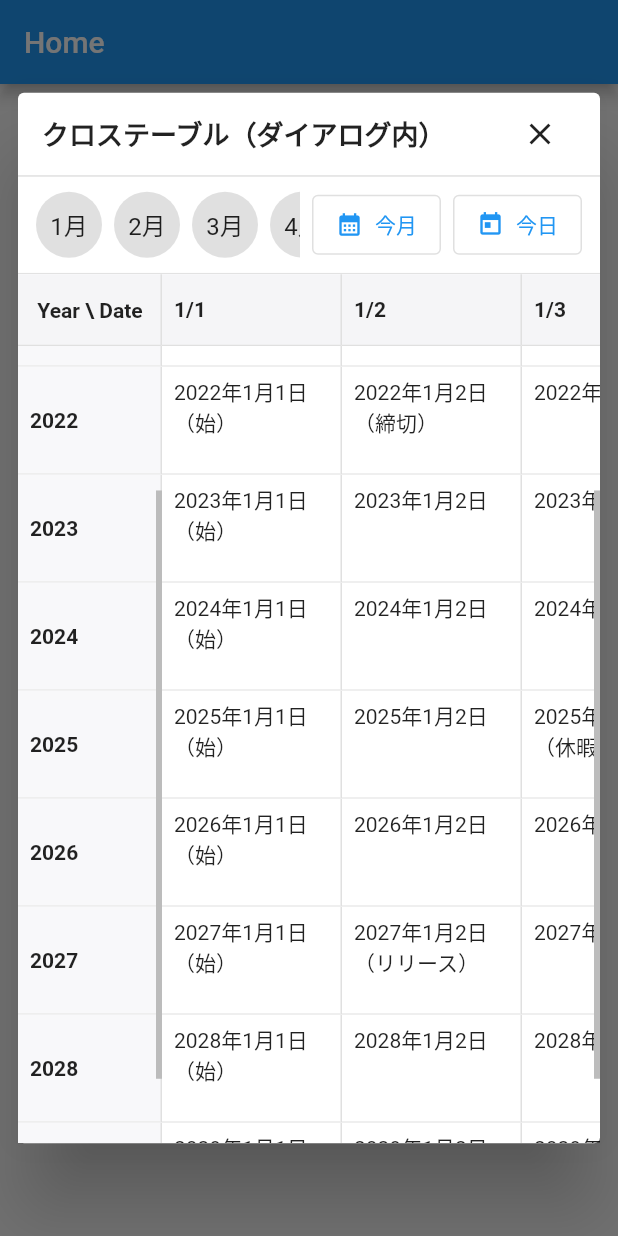
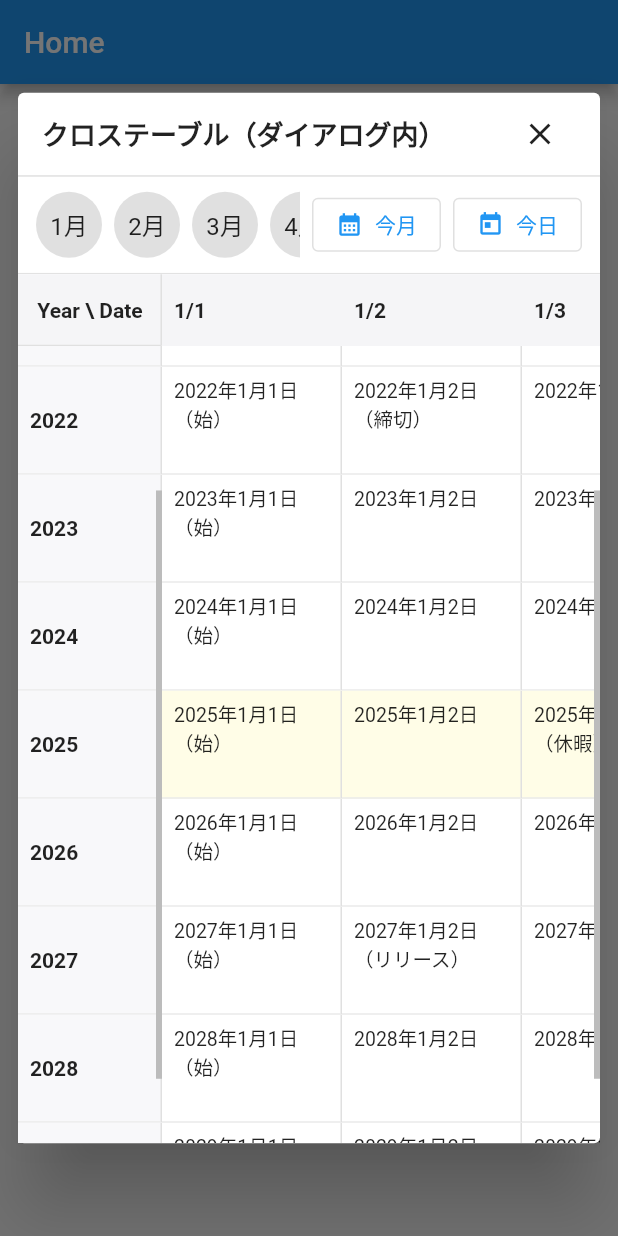
Before and after one commit to toyotarou/test_flutter_cross_table_sample, a Flutter app: the screen it shows after launch, after a tap on "カレンダーを開く（10年分＆ダミー多め）", on a phone screen of 412 x 824 dp. Run offline on Flutter 3.47's test engine with Material 3 defaults, Android fonts, the light colour scheme and no system bars; drawn by our look-alikes of scroll_to_index.

Commit message:
本年を黄色、本日を少し濃い黄色で塗る

```diff
--- a/lib/screens/components/cross_calendar_alert.dart
+++ b/lib/screens/components/cross_calendar_alert.dart
@@ -17,15 +17,11 @@ class CrossCalendarAlert extends StatefulWidget {
        assert(colWidths.length == monthDays.length + 1);
 
   final List<String> years;
-
-  final List<String> monthDays;
-
+  final List<String> monthDays; // "MM-dd"
   final Map<String, Map<String, String>> data;
-
   final double headerHeight;
   final double leftColWidth;
   final List<double> rowHeights;
-
   final List<double> colWidths;
 
   @override
@@ -35,122 +31,69 @@ class CrossCalendarAlert extends StatefulWidget {
 class _CrossCalendarAlertState extends State<CrossCalendarAlert> {
   late final AutoScrollController _hHeaderCtrl;
   late final AutoScrollController _hBodyCtrl;
-
   final ScrollController _vLeftCtrl = ScrollController();
   final ScrollController _vBodyCtrl = ScrollController();
-
   final ScrollController _monthBarCtrl = ScrollController();
   final List<GlobalKey> _monthKeys = List<GlobalKey>.generate(12, (_) => GlobalKey());
-
   late final List<GlobalKey> _yearKeys;
 
   bool _syncingH = false;
   bool _syncingV = false;
-
   int _currentMonth = 1;
 
   late final Map<int, int> _monthStartIndex;
-
   late final Map<String, int> _dayIndex;
-
   late final List<double> _prefixWidths;
 
-  ///
-  double get _bodyTotalHeight {
-    double sum = 0;
+  double get _bodyTotalHeight => widget.rowHeights.sublist(1).reduce((a, b) => a + b);
 
-    for (int r = 1; r < widget.rowHeights.length; r++) {
-      sum += widget.rowHeights[r];
-    }
-
-    return sum;
-  }
-
-  ///
   @override
   void initState() {
     super.initState();
-
     _hHeaderCtrl = AutoScrollController(axis: Axis.horizontal);
-
     _hBodyCtrl = AutoScrollController(axis: Axis.horizontal);
 
-    final DateTime now = DateTime.now();
+    final now = DateTime.now();
+    _currentMonth = now.month;
+    _yearKeys = List.generate(widget.years.length, (_) => GlobalKey());
 
-    _currentMonth = now.month;
-
-    _yearKeys = List<GlobalKey>.generate(widget.years.length, (_) => GlobalKey());
-
-    _monthStartIndex = <int, int>{
-      for (int m = 1; m <= 12; m++)
-        m: widget.monthDays.indexWhere((String md) => md.startsWith('${m.toString().padLeft(2, '0')}-')),
+    _monthStartIndex = {
+      for (var m = 1; m <= 12; m++)
+        m: widget.monthDays.indexWhere((md) => md.startsWith('${m.toString().padLeft(2, '0')}-')),
     };
-
-    _dayIndex = <String, int>{for (int i = 0; i < widget.monthDays.length; i++) widget.monthDays[i]: i};
-
+    _dayIndex = {for (int i = 0; i < widget.monthDays.length; i++) widget.monthDays[i]: i};
     _prefixWidths = List<double>.filled(widget.monthDays.length + 1, 0);
-
     for (int i = 1; i <= widget.monthDays.length; i++) {
       _prefixWidths[i] = _prefixWidths[i - 1] + widget.colWidths[i];
     }
 
+    // 横同期
     _hHeaderCtrl.addListener(() {
-      if (_syncingH) {
-        return;
-      }
-
+      if (_syncingH) return;
       _syncingH = true;
-
-      if (_hBodyCtrl.hasClients) {
-        _hBodyCtrl.jumpTo(_hHeaderCtrl.offset);
-      }
-
+      if (_hBodyCtrl.hasClients) _hBodyCtrl.jumpTo(_hHeaderCtrl.offset);
       _syncingH = false;
-
       _updateCurrentMonthByOffset(_hHeaderCtrl.offset);
     });
-
     _hBodyCtrl.addListener(() {
-      if (_syncingH) {
-        return;
-      }
-
+      if (_syncingH) return;
       _syncingH = true;
-
-      if (_hHeaderCtrl.hasClients) {
-        _hHeaderCtrl.jumpTo(_hBodyCtrl.offset);
-      }
-
+      if (_hHeaderCtrl.hasClients) _hHeaderCtrl.jumpTo(_hBodyCtrl.offset);
       _syncingH = false;
-
       _updateCurrentMonthByOffset(_hBodyCtrl.offset);
     });
 
+    // 縦同期
     _vLeftCtrl.addListener(() {
-      if (_syncingV) {
-        return;
-      }
-
+      if (_syncingV) return;
       _syncingV = true;
-
-      if (_vBodyCtrl.hasClients) {
-        _vBodyCtrl.jumpTo(_vLeftCtrl.offset);
-      }
-
+      if (_vBodyCtrl.hasClients) _vBodyCtrl.jumpTo(_vLeftCtrl.offset);
       _syncingV = false;
     });
-
     _vBodyCtrl.addListener(() {
-      if (_syncingV) {
-        return;
-      }
-
+      if (_syncingV) return;
       _syncingV = true;
-
-      if (_vLeftCtrl.hasClients) {
-        _vLeftCtrl.jumpTo(_vBodyCtrl.offset);
-      }
-
+      if (_vLeftCtrl.hasClients) _vLeftCtrl.jumpTo(_vBodyCtrl.offset);
       _syncingV = false;
     });
 
@@ -159,40 +102,31 @@ class _CrossCalendarAlertState extends State<CrossCalendarAlert> {
     });
   }
 
-  ///
+  // ===== 基本機能 =====
+
   void _updateCurrentMonthByOffset(double dx) {
     int lo = 0, hi = widget.monthDays.length;
-
     while (lo < hi) {
-      final int mid = (lo + hi) >> 1;
+      final mid = (lo + hi) >> 1;
       if (_prefixWidths[mid] <= dx) {
         lo = mid + 1;
       } else {
         hi = mid;
       }
     }
-
-    final int idx = (lo - 1).clamp(0, widget.monthDays.length - 1);
-
-    final String md = widget.monthDays[idx];
-
-    final int m = int.tryParse(md.substring(0, 2)) ?? 1;
-
+    final idx = (lo - 1).clamp(0, widget.monthDays.length - 1);
+    final md = widget.monthDays[idx];
+    final m = int.tryParse(md.substring(0, 2)) ?? 1;
     if (m != _currentMonth) {
       setState(() => _currentMonth = m);
-
-      _ensureMonthButtonVisible(m);
+      _ensureMonthButtonVisible(m, alignment: 0.5);
     }
   }
 
-  ///
   Future<void> _scrollToMonth(int month) async {
-    final int idx = _monthStartIndex[month] ?? 0;
-
+    final idx = _monthStartIndex[month] ?? 0;
     _syncingH = true;
-
-    // ignore: strict_raw_type, always_specify_types
-    await Future.wait(<Future>[
+    await Future.wait([
       _hHeaderCtrl.scrollToIndex(
         idx,
         preferPosition: AutoScrollPosition.begin,
@@ -204,29 +138,18 @@ class _CrossCalendarAlertState extends State<CrossCalendarAlert> {
         duration: const Duration(milliseconds: 260),
       ),
     ]);
-
     _syncingH = false;
-
-    if (_currentMonth != month) {
-      setState(() => _currentMonth = month);
-    }
-
-    _ensureMonthButtonVisible(month);
+    if (_currentMonth != month) setState(() => _currentMonth = month);
+    _ensureMonthButtonVisible(month, alignment: 0.5);
   }
 
-  ///
   Future<void> _scrollToTodayDay({bool fromInit = false}) async {
-    final DateTime now = DateTime.now();
-
-    final String md = '${now.month.toString().padLeft(2, '0')}-${now.day.toString().padLeft(2, '0')}';
-
-    final int? idx = _dayIndex[md];
-
+    final now = DateTime.now();
+    final md = '${now.month.toString().padLeft(2, '0')}-${now.day.toString().padLeft(2, '0')}';
+    final idx = _dayIndex[md];
     if (idx != null) {
       _syncingH = true;
-
-      // ignore: strict_raw_type, always_specify_types
-      await Future.wait(<Future>[
+      await Future.wait([
         _hHeaderCtrl.scrollToIndex(
           idx,
           preferPosition: AutoScrollPosition.begin,
@@ -238,128 +161,91 @@ class _CrossCalendarAlertState extends State<CrossCalendarAlert> {
           duration: const Duration(milliseconds: 260),
         ),
       ]);
-
       _syncingH = false;
     } else {
       await _scrollToMonth(now.month);
     }
 
-    if (_currentMonth != now.month) {
-      setState(() => _currentMonth = now.month);
-    }
-
+    if (_currentMonth != now.month) setState(() => _currentMonth = now.month);
     _ensureMonthButtonVisible(now.month, alignment: fromInit ? (now.month >= 7 ? 1.0 : 0.0) : 0.5, animate: !fromInit);
-
-    _ensureYearVisible(_closestYearTo(now.year), animate: !fromInit);
+    _ensureYearVisible(_closestYearTo(now.year), alignment: 0.5, animate: !fromInit);
   }
 
-  ///
   void _ensureMonthButtonVisible(int month, {double alignment = 0.5, bool animate = true}) {
-    final int i = (month - 1).clamp(0, 11);
-
-    final BuildContext? ctx = _monthKeys[i].currentContext;
-
-    if (ctx == null) {
-      return;
-    }
-
+    final i = (month - 1).clamp(0, 11);
+    final ctx = _monthKeys[i].currentContext;
+    if (ctx == null) return;
     Scrollable.ensureVisible(
       ctx,
       alignment: alignment,
-
       duration: animate ? const Duration(milliseconds: 220) : Duration.zero,
       curve: Curves.easeOut,
     );
   }
 
-  ///
   void _ensureYearVisible(int year, {double alignment = 0.5, bool animate = true}) {
-    final int idx = widget.years.indexOf(year.toString());
-
-    if (idx < 0 || idx >= _yearKeys.length) {
-      return;
-    }
-
-    final BuildContext? ctx = _yearKeys[idx].currentContext;
-
-    if (ctx == null) {
-      return;
-    }
-
+    final idx = widget.years.indexOf(year.toString());
+    if (idx < 0 || idx >= _yearKeys.length) return;
+    final ctx = _yearKeys[idx].currentContext;
+    if (ctx == null) return;
     Scrollable.ensureVisible(
       ctx,
       alignment: alignment,
-
       duration: animate ? const Duration(milliseconds: 240) : Duration.zero,
       curve: Curves.easeOut,
     );
   }
 
-  ///
   int _closestYearTo(int y) {
-    final int idx = widget.years.indexOf(y.toString());
-
-    if (idx >= 0) {
-      return y;
-    }
-
-    final List<int> nums = widget.years.map(int.parse).toList()..sort();
-
+    final idx = widget.years.indexOf(y.toString());
+    if (idx >= 0) return y;
+    final nums = widget.years.map(int.parse).toList()..sort();
     int best = nums.first, diff = (nums.first - y).abs();
-
-    for (final int v in nums) {
-      final int d = (v - y).abs();
-
+    for (final v in nums) {
+      final d = (v - y).abs();
       if (d < diff) {
         best = v;
-
         diff = d;
       }
     }
-
     return best;
   }
 
-  ///
+  // ===== 表示構成 =====
+
   @override
   void dispose() {
     _hHeaderCtrl.dispose();
-
     _hBodyCtrl.dispose();
-
     _vLeftCtrl.dispose();
-
     _vBodyCtrl.dispose();
-
     _monthBarCtrl.dispose();
-
     super.dispose();
   }
 
-  ///
   @override
   Widget build(BuildContext context) {
-    final double headerH = widget.headerHeight;
+    final headerH = widget.headerHeight;
+    final leftW = widget.leftColWidth;
 
-    final double leftW = widget.leftColWidth;
+    final now = DateTime.now();
 
     return Column(
-      children: <Widget>[
+      children: [
+        // 上部の月ボタンバー
         SizedBox(
           height: 64,
           child: Row(
-            children: <Widget>[
+            children: [
               Expanded(
                 child: ListView.separated(
                   controller: _monthBarCtrl,
                   padding: const EdgeInsets.symmetric(horizontal: 12, vertical: 8),
                   scrollDirection: Axis.horizontal,
                   itemCount: 12,
-                  itemBuilder: (BuildContext context, int i) {
-                    final int month = i + 1;
-
-                    final bool selected = month == _currentMonth;
-
+                  itemBuilder: (context, i) {
+                    final month = i + 1;
+                    final selected = month == _currentMonth;
                     return Container(
                       key: _monthKeys[i],
                       child: GestureDetector(
@@ -376,25 +262,21 @@ class _CrossCalendarAlertState extends State<CrossCalendarAlert> {
                   separatorBuilder: (_, __) => const SizedBox(width: 8),
                 ),
               ),
-
               const SizedBox(width: 8),
-
               Padding(
                 padding: const EdgeInsets.only(right: 12),
                 child: Wrap(
                   spacing: 8,
-                  children: <Widget>[
+                  children: [
                     OutlinedButton.icon(
-                      onPressed: () => _scrollToMonth(DateTime.now().month),
+                      onPressed: () => _scrollToMonth(now.month),
                       icon: const Icon(Icons.calendar_month, size: 18),
                       label: const Text('今月'),
-                      style: OutlinedButton.styleFrom(minimumSize: const Size(72, 40)),
                     ),
                     OutlinedButton.icon(
                       onPressed: () => _scrollToTodayDay(),
                       icon: const Icon(Icons.today, size: 18),
                       label: const Text('今日'),
-                      style: OutlinedButton.styleFrom(minimumSize: const Size(72, 40)),
                     ),
                   ],
                 ),
@@ -402,12 +284,13 @@ class _CrossCalendarAlertState extends State<CrossCalendarAlert> {
             ],
           ),
         ),
-
         const Divider(height: 1),
 
+        // テーブル本体
         Expanded(
           child: Stack(
-            children: <Widget>[
+            children: [
+              // 左上固定セル
               Positioned(
                 left: 0,
                 top: 0,
@@ -422,11 +305,12 @@ class _CrossCalendarAlertState extends State<CrossCalendarAlert> {
                     ),
                   ),
                   child: Center(
-                    child: Text(r'Year \ Date', style: TextStyle(fontWeight: FontWeight.bold)),
+                    child: Text('Year \\ Date', style: TextStyle(fontWeight: FontWeight.bold)),
                   ),
                 ),
               ),
 
+              // 上部ヘッダー
               Positioned(
                 left: leftW,
                 right: 0,
@@ -436,8 +320,7 @@ class _CrossCalendarAlertState extends State<CrossCalendarAlert> {
                   controller: _hHeaderCtrl,
                   scrollDirection: Axis.horizontal,
                   itemCount: widget.monthDays.length,
-                  itemBuilder: (_, int idx) => AutoScrollTag(
-                    // ignore: always_specify_types
+                  itemBuilder: (_, idx) => AutoScrollTag(
                     key: ValueKey('hheader_$idx'),
                     controller: _hHeaderCtrl,
                     index: idx,
@@ -446,6 +329,7 @@ class _CrossCalendarAlertState extends State<CrossCalendarAlert> {
                 ),
               ),
 
+              // 左の年列
               Positioned(
                 left: 0,
                 top: headerH,
@@ -457,12 +341,11 @@ class _CrossCalendarAlertState extends State<CrossCalendarAlert> {
                   child: ListView.builder(
                     controller: _vLeftCtrl,
                     itemCount: widget.years.length,
-                    itemBuilder: (BuildContext context, int i) {
-                      final int row = i + 1;
-                      final String year = widget.years[i];
+                    itemBuilder: (context, i) {
+                      final year = widget.years[i];
                       return Container(
                         key: _yearKeys[i],
-                        height: widget.rowHeights[row],
+                        height: widget.rowHeights[i + 1],
                         decoration: const BoxDecoration(
                           color: Color(0xFFF8F8FA),
                           border: Border(
@@ -479,6 +362,7 @@ class _CrossCalendarAlertState extends State<CrossCalendarAlert> {
                 ),
               ),
 
+              // 本体（横×縦）
               Positioned(
                 left: leftW,
                 top: headerH,
@@ -489,15 +373,13 @@ class _CrossCalendarAlertState extends State<CrossCalendarAlert> {
                   thumbVisibility: true,
                   child: SingleChildScrollView(
                     controller: _vBodyCtrl,
-
                     child: SizedBox(
                       height: _bodyTotalHeight,
                       child: ListView.builder(
                         controller: _hBodyCtrl,
                         scrollDirection: Axis.horizontal,
                         itemCount: widget.monthDays.length,
-                        itemBuilder: (_, int colIdx) => AutoScrollTag(
-                          // ignore: always_specify_types
+                        itemBuilder: (_, colIdx) => AutoScrollTag(
                           key: ValueKey('hbody_$colIdx'),
                           controller: _hBodyCtrl,
                           index: colIdx,
@@ -518,45 +400,36 @@ class _CrossCalendarAlertState extends State<CrossCalendarAlert> {
     );
   }
 
-  ///
+  // ===== セル描画ユーティリティ =====
+
   Widget _headerCell({required double width, required String md}) {
-    final String label = _mdToSlash(md);
-
-    final bool isLeapDay = (md == '02-29');
-
+    final label = _mdToSlash(md);
+    final isLeap = md == '02-29';
     return Container(
       width: width,
       height: widget.headerHeight,
-      decoration: BoxDecoration(
-        color: isLeapDay ? const Color(0xFFFAFAFA) : const Color(0xFFF5F5F7),
-        border: const Border(
-          bottom: BorderSide(color: Color(0xFFE0E0E0)),
-          right: BorderSide(color: Color(0xFFE0E0E0)),
-        ),
-      ),
+      color: isLeap ? const Color(0xFFFAFAFA) : const Color(0xFFF5F5F7),
       alignment: Alignment.centerLeft,
       padding: const EdgeInsets.symmetric(horizontal: 8),
       child: Text(label, style: const TextStyle(fontWeight: FontWeight.bold)),
     );
   }
 
-  ///
   Widget _buildColumnOfYear({required String md, required double colWidth}) {
-    final DateTime today = DateTime.now();
-
-    final String todayMd = '${today.month.toString().padLeft(2, '0')}-${today.day.toString().padLeft(2, '0')}';
-
-    final String todayYear = today.year.toString();
+    final today = DateTime.now();
+    final todayMd = '${today.month.toString().padLeft(2, '0')}-${today.day.toString().padLeft(2, '0')}';
+    final todayYear = today.year.toString();
 
     return SizedBox(
       width: colWidth,
       child: Column(
-        children: <Widget>[
+        children: [
           for (int r = 0; r < widget.years.length; r++)
             _bodyCell(
               width: colWidth,
               height: widget.rowHeights[r + 1],
               isDisabled: _isNonLeapFeb29(widget.years[r], md),
+              isCurrentYear: widget.years[r] == todayYear,
               isToday: widget.years[r] == todayYear && md == todayMd,
               child: _isNonLeapFeb29(widget.years[r], md) ? const SizedBox.shrink() : _cellContent(widget.years[r], md),
             ),
@@ -565,85 +438,55 @@ class _CrossCalendarAlertState extends State<CrossCalendarAlert> {
     );
   }
 
-  ///
   Widget _cellContent(String year, String md) {
-    final String? v = widget.data[year]?[md];
-
-    final String fallback = _ymdJP(year, md);
-
-    return Column(
-      crossAxisAlignment: CrossAxisAlignment.start,
-      mainAxisSize: MainAxisSize.min,
-      children: <Widget>[Text(v ?? fallback, maxLines: 2, overflow: TextOverflow.ellipsis)],
-    );
+    final v = widget.data[year]?[md];
+    final fallback = _ymdJP(year, md);
+    return Text(v ?? fallback, maxLines: 2, overflow: TextOverflow.ellipsis, style: const TextStyle(fontSize: 13));
   }
 
-  ///
   bool _isNonLeapFeb29(String year, String md) {
-    if (md != '02-29') {
-      return false;
-    }
-
-    final int y = int.tryParse(year) ?? 0;
-
-    final bool isLeap = (y % 400 == 0) || (y % 4 == 0 && y % 100 != 0);
-
+    if (md != '02-29') return false;
+    final y = int.tryParse(year) ?? 0;
+    final isLeap = (y % 400 == 0) || (y % 4 == 0 && y % 100 != 0);
     return !isLeap;
   }
 
-  ///
-  String _mdToSlash(String md) {
-    final int m = int.tryParse(md.substring(0, 2)) ?? 1;
+  String _mdToSlash(String md) => '${int.parse(md.substring(0, 2))}/${int.parse(md.substring(3, 5))}';
 
-    final int d = int.tryParse(md.substring(3, 5)) ?? 1;
+  String _ymdJP(String y, String md) => '$y年${int.parse(md.substring(0, 2))}月${int.parse(md.substring(3, 5))}日';
 
-    return '$m/$d';
-  }
-
-  ///
-  String _ymdJP(String year, String md) {
-    final int m = int.tryParse(md.substring(0, 2)) ?? 1;
-
-    final int d = int.tryParse(md.substring(3, 5)) ?? 1;
-
-    return '$year年$m月$d日';
-  }
-
-  ///
+  /// 共通セル（今年＝薄黄色、本日＝濃い黄色、非閏年2/29＝灰＋斜線）
   Widget _bodyCell({
     required double width,
     required double height,
     required Widget child,
     bool isDisabled = false,
+    bool isCurrentYear = false,
     bool isToday = false,
   }) {
-    final Container frame = Container(
-      width: width,
-      height: height,
-      decoration: const BoxDecoration(
-        border: Border(
-          bottom: BorderSide(color: Color(0xFFEAEAEA)),
-          right: BorderSide(color: Color(0xFFE0E0E0)),
-        ),
-      ),
-    );
-
+    Color? bg;
     if (isDisabled) {
-      return Stack(
-        children: <Widget>[
-          Container(width: width, height: height, color: const Color(0xFFF0F0F0)),
-          CustomPaint(size: Size(width, height), painter: DiagonalSlashPainter()),
-          frame,
-        ],
-      );
+      bg = const Color(0xFFF0F0F0);
+    } else if (isToday) {
+      bg = const Color(0xFFFFF59D); // ← 今日（濃い黄色）
+    } else if (isCurrentYear) {
+      bg = const Color(0xFFFFFDE7); // ← 今年（薄黄色）
     }
 
-    final Container base = Container(width: width, height: height, color: isToday ? const Color(0xFFFFF9C4) : null);
-
     return Stack(
-      children: <Widget>[
-        base,
-        frame,
+      children: [
+        Container(width: width, height: height, color: bg),
+        if (isDisabled) CustomPaint(size: Size(width, height), painter: DiagonalSlashPainter()),
+        Container(
+          width: width,
+          height: height,
+          decoration: const BoxDecoration(
+            border: Border(
+              bottom: BorderSide(color: Color(0xFFEAEAEA)),
+              right: BorderSide(color: Color(0xFFE0E0E0)),
+            ),
+          ),
+        ),
         Padding(padding: const EdgeInsets.symmetric(horizontal: 8, vertical: 6), child: child),
       ],
     );
```
